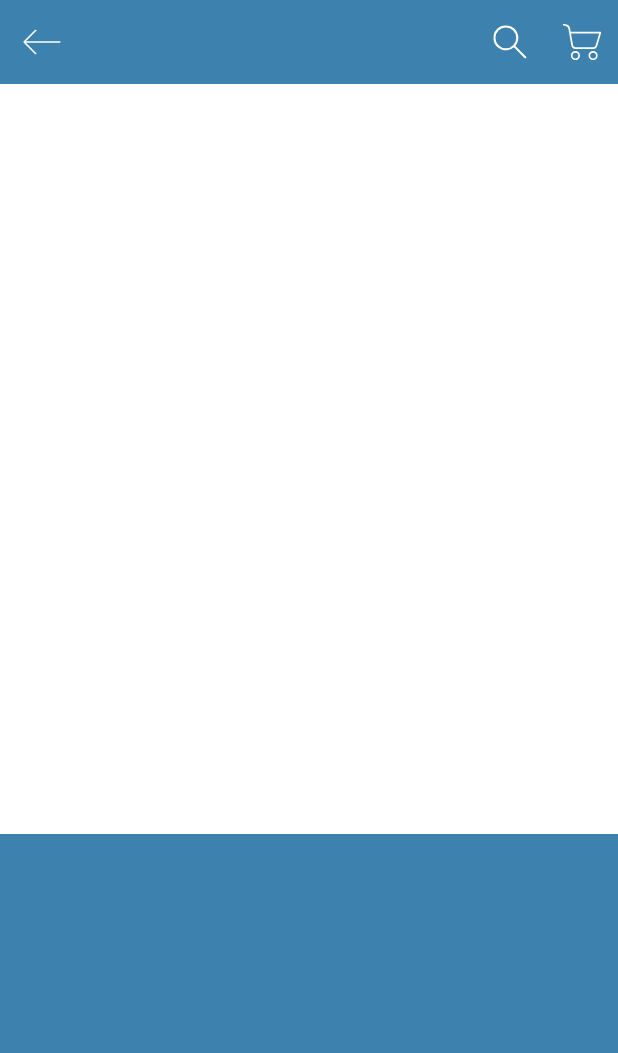
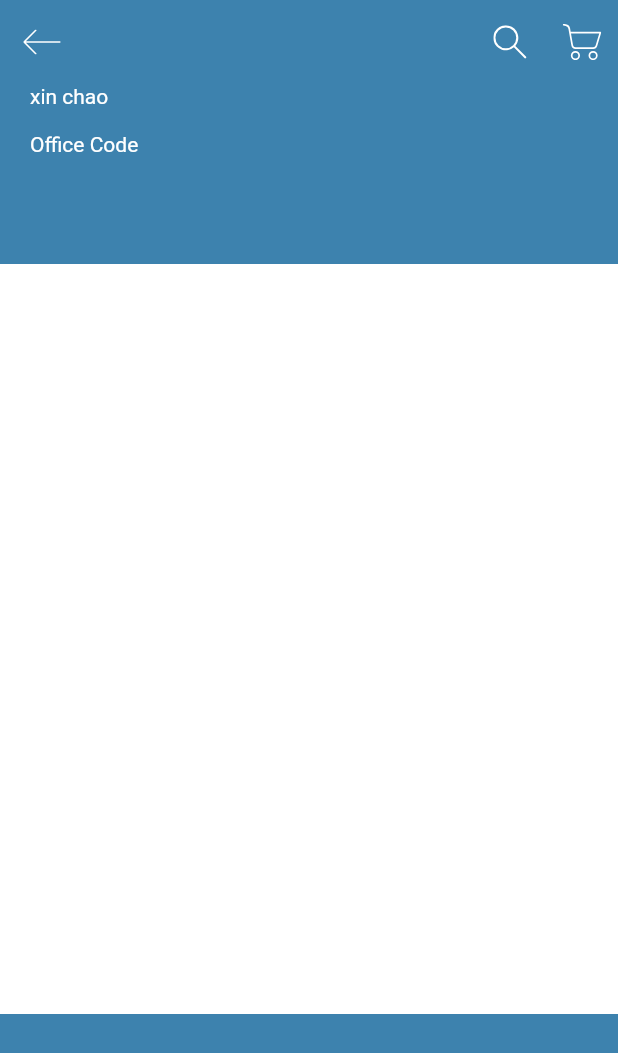
Before and after one commit to phamdaiphuc/DuAN_2, a Flutter app: the screen it shows after launch, after a tap on "Office Code", on a phone screen of 412 x 824 dp. Shown: the top 1053 px of the screen. Run offline on Flutter 3.47's test engine with Material 2 defaults, Android fonts, the phone set to English and light mode, and no system bars; our stand-ins replace flutter_svg.

Commit message:
them phan detai ( title ,containr )

```diff
--- a/lib/screens/detail/components/body.dart
+++ b/lib/screens/detail/components/body.dart
@@ -11,16 +11,31 @@ class Body extends StatelessWidget {
     return SingleChildScrollView(
       child: Column(
         children: <Widget>[
-        SizedBox(
+
+          Container(
             height: size.height,
             child: Stack(
               children:[
                 Container(
+                  margin: EdgeInsets.only(top: 120.0),
                   height:500,
                   decoration: BoxDecoration(
                     color: Colors.white,
                   ),
-              )
+                ),
+                    Padding(
+                  padding: const EdgeInsets.symmetric(horizontal: kDefaultPaddin),
+                  child: Column(
+                    crossAxisAlignment: CrossAxisAlignment.start,
+                    children: <Widget>[
+                      Text('xin chao\n',style: TextStyle(color: Colors.white),
+                      ),
+                      Text(product.title,style: TextStyle(color: Colors.white),
+                      ),
+
+                       ],
+            ),
+          ),
               ],
             ),
           ),
```
Also changed, not shown: 1 other file. Lines whose indentation alone changed are shown as unchanged.
